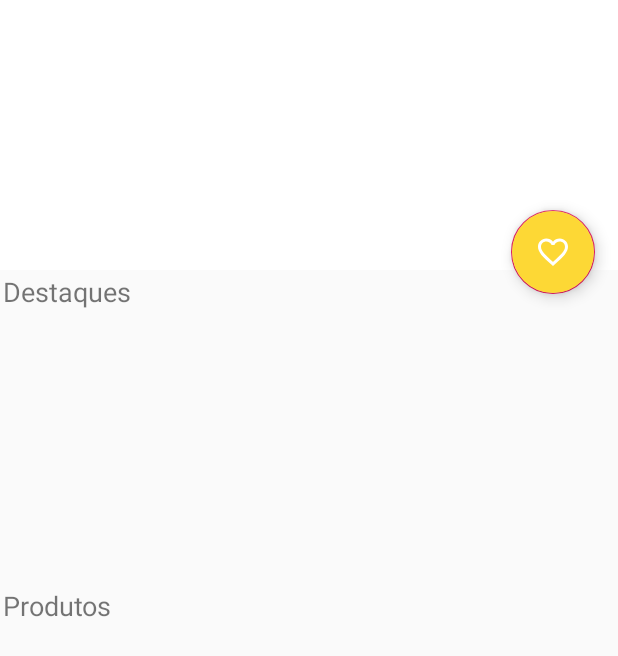
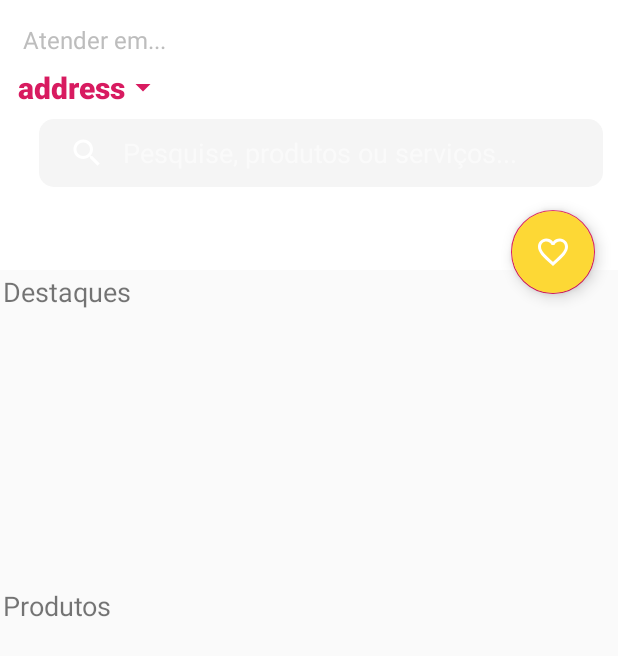
Before and after one commit to CaioProgramming/Petti, an Android app: the StoreActivity screen opened directly, with no data from a screen before it, on a phone screen of 412 x 824 dp. Shown: the top 656 px of the screen. Run offline under Robolectric (Android 15) with nearby library versions, the phone set to English and light mode, and no system bars.

Commit message:
tranparente color

```diff
--- a/app/src/main/res/layout/activity_store.xml
+++ b/app/src/main/res/layout/activity_store.xml
@@ -13,7 +13,6 @@
         android:layout_height="@dimen/app_bar_height"
         android:fitsSystemWindows="true"
         android:theme="@style/AppTheme.AppBarOverlay">
-
         <android.support.design.widget.CollapsingToolbarLayout
             android:id="@+id/toolbar_layout"
             android:layout_width="match_parent"
@@ -23,12 +22,49 @@
             android:fitsSystemWindows="true"
             android:background="@color/md_white_1000"
             app:layout_scrollFlags="scroll|exitUntilCollapsed">
-
-            <Toolbar
+            <LinearLayout
+                android:layout_margin="10dp"
+                android:orientation="vertical"
                 android:layout_width="match_parent"
                 android:layout_height="wrap_content">
+                <TextView
+                    android:textColor="@color/md_grey_400"
+                    android:padding="5dp"
+                    style="@style/TextAppearance.AppCompat.Widget.ActionBar.Subtitle"
+                    android:text="Atender em..."
+                    android:layout_width="wrap_content"
+                    android:layout_height="wrap_content" />
+                <TextView
+                    android:id="@+id/address"
+                    android:padding="2dp"
+                    style="@style/TextAppearance.AppCompat.Title"
+                    android:drawableEnd="@drawable/ic_arrow_drop_down_black_24dp"
+                    android:textColor="@color/colorAccent"
+                    android:textStyle="bold"
+                    android:text="address"
+                    android:layout_width="wrap_content"
+                    android:layout_height="wrap_content" />
 
-            </Toolbar>
+                <android.support.v7.widget.Toolbar
+                    android:padding="5dp"
+                    android:id="@+id/toolbar"
+                    android:layout_width="match_parent"
+                    android:layout_height="?attr/actionBarSize"
+                    app:layout_collapseMode="parallax"
+                    app:popupTheme="@style/AppTheme">
+
+                    <android.support.v7.widget.SearchView
+                        app:queryHint="Pesquise, produtos ou serviços..."
+                        app:queryBackground="@color/transparent"
+                        android:foregroundTint="@android:color/transparent"
+                        android:backgroundTint="@color/md_grey_100"
+                        android:background="@drawable/round"
+                        app:iconifiedByDefault="false"
+                        android:layout_width="match_parent"
+                        android:layout_height="wrap_content" />
+                </android.support.v7.widget.Toolbar>
+
+            </LinearLayout>
 
         </android.support.design.widget.CollapsingToolbarLayout>
 
```
